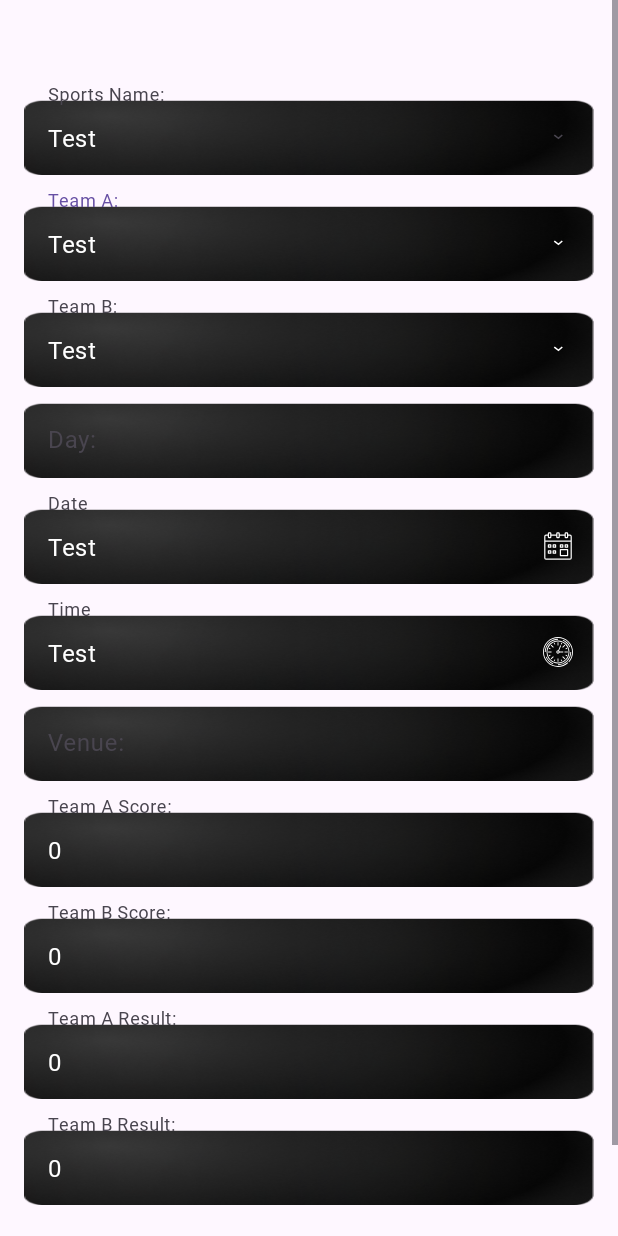
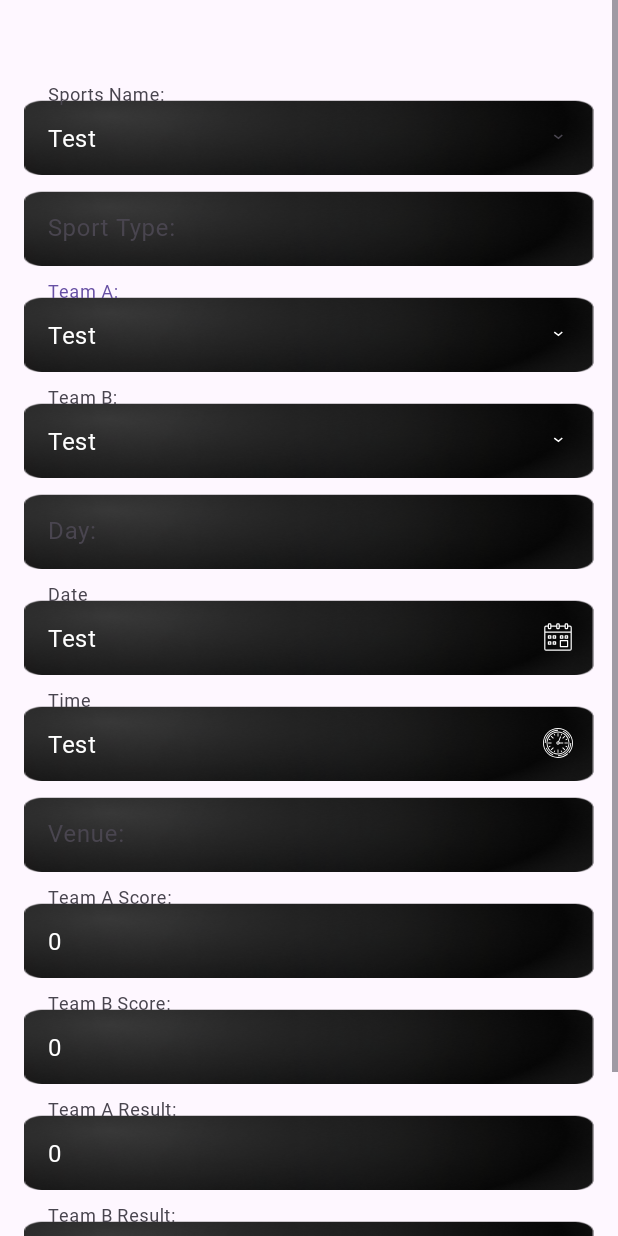
Before and after one commit to rajvirsingh2/Twaran-25, an Android app: the layout activity_admin_edit_match.xml on its own in the app's theme, with its tools: preview values and no code run, on a phone screen of 412 x 824 dp. Run offline under Robolectric (Android 15) with nearby library versions, the phone set to English and light mode, and no system bars.

Commit message:
Update activity_admin_edit_match.xml

```diff
--- a/app/src/main/res/layout/activity_admin_edit_match.xml
+++ b/app/src/main/res/layout/activity_admin_edit_match.xml
@@ -46,6 +46,26 @@
                 android:focusable="true"
                 android:enabled="false"/>
         </com.google.android.material.textfield.TextInputLayout>
+
+        <!--Sport Type-->
+            <com.google.android.material.textfield.TextInputLayout
+                android:layout_width="match_parent"
+                android:layout_height="wrap_content"
+                app:boxBackgroundMode="none">
+
+                <com.google.android.material.textfield.TextInputEditText
+                    android:id="@+id/sport_type"
+                    android:layout_width="match_parent"
+                    android:layout_height="50dp"
+                    android:background="@drawable/background"
+                    android:padding="8dp"
+                    android:textColor="#FFFFFF"
+                    android:textColorHint="#fff"
+                    android:hint="Sport Type:"
+                    android:clickable="false"
+                    android:focusable="false"
+                    android:singleLine="true"/>
+            </com.google.android.material.textfield.TextInputLayout>
 
         <!-- Team A (Non-editable) -->
         <com.google.android.material.textfield.TextInputLayout
```
